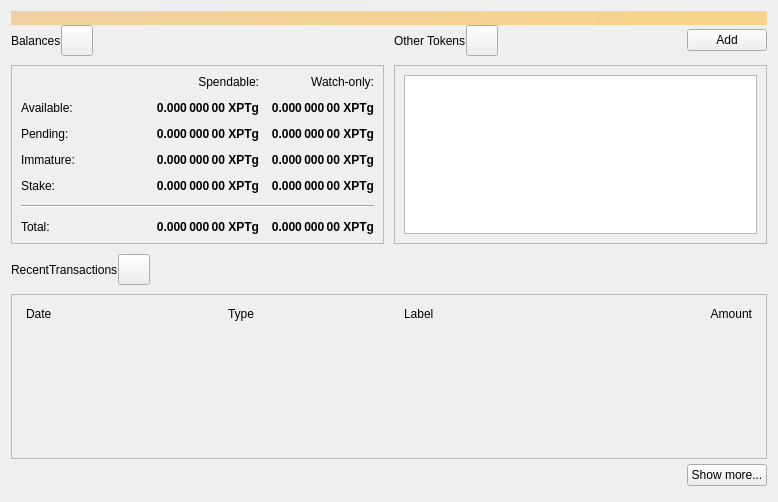
Old version of the form src/qt/forms/overviewpage.ui in the repository AlexTrajkovski/phantom.
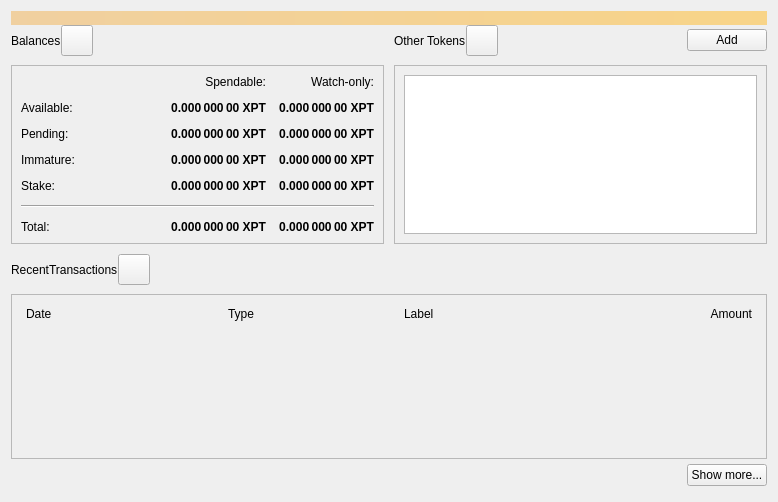
New version of the form. Icons and pictures are not drawn.

```diff
--- a/src/qt/forms/overviewpage.ui
+++ b/src/qt/forms/overviewpage.ui
@@ -145,7 +145,7 @@
              <string>Unconfirmed transactions to watch-only addresses</string>
             </property>
             <property name="text">
-             <string notr="true">0.000 000 00 XPTg</string>
+             <string notr="true">0.000 000 00 XPT</string>
             </property>
             <property name="alignment">
              <set>Qt::AlignRight|Qt::AlignTrailing|Qt::AlignVCenter</set>
@@ -170,7 +170,7 @@
              <string>Total of transactions that have yet to be confirmed, and do not yet count toward the spendable balance</string>
             </property>
             <property name="text">
-             <string notr="true">0.000 000 00 XPTg</string>
+             <string notr="true">0.000 000 00 XPT</string>
             </property>
             <property name="alignment">
              <set>Qt::AlignRight|Qt::AlignTrailing|Qt::AlignVCenter</set>
@@ -195,7 +195,7 @@
              <string>Mined balance that has not yet matured</string>
             </property>
             <property name="text">
-             <string notr="true">0.000 000 00 XPTg</string>
+             <string notr="true">0.000 000 00 XPT</string>
             </property>
             <property name="alignment">
              <set>Qt::AlignRight|Qt::AlignTrailing|Qt::AlignVCenter</set>
@@ -244,7 +244,7 @@
              <string>Your current spendable balance</string>
             </property>
             <property name="text">
-             <string notr="true">0.000 000 00 XPTg</string>
+             <string notr="true">0.000 000 00 XPT</string>
             </property>
             <property name="alignment">
              <set>Qt::AlignRight|Qt::AlignTrailing|Qt::AlignVCenter</set>
@@ -269,7 +269,7 @@
              <string>Your current balance in watch-only addresses</string>
             </property>
             <property name="text">
-             <string notr="true">0.000 000 00 XPTg</string>
+             <string notr="true">0.000 000 00 XPT</string>
             </property>
             <property name="alignment">
              <set>Qt::AlignRight|Qt::AlignTrailing|Qt::AlignVCenter</set>
@@ -312,7 +312,7 @@
              </font>
             </property>
             <property name="text">
-             <string>0.000 000 00 XPTg</string>
+             <string>0.000 000 00 XPT</string>
             </property>
             <property name="alignment">
              <set>Qt::AlignRight|Qt::AlignTrailing|Qt::AlignVCenter</set>
@@ -331,7 +331,7 @@
              </font>
             </property>
             <property name="text">
-             <string>0.000 000 00 XPTg</string>
+             <string>0.000 000 00 XPT</string>
             </property>
             <property name="alignment">
              <set>Qt::AlignRight|Qt::AlignTrailing|Qt::AlignVCenter</set>
@@ -356,7 +356,7 @@
              <string>Mined balance in watch-only addresses that has not yet matured</string>
             </property>
             <property name="text">
-             <string notr="true">0.000 000 00 XPTg</string>
+             <string notr="true">0.000 000 00 XPT</string>
             </property>
             <property name="alignment">
              <set>Qt::AlignRight|Qt::AlignTrailing|Qt::AlignVCenter</set>
@@ -381,7 +381,7 @@
              <string>Current total balance in watch-only addresses</string>
             </property>
             <property name="text">
-             <string notr="true">0.000 000 00 XPTg</string>
+             <string notr="true">0.000 000 00 XPT</string>
             </property>
             <property name="alignment">
              <set>Qt::AlignRight|Qt::AlignTrailing|Qt::AlignVCenter</set>
@@ -419,7 +419,7 @@
              <string>Your current total balance</string>
             </property>
             <property name="text">
-             <string notr="true">0.000 000 00 XPTg</string>
+             <string notr="true">0.000 000 00 XPT</string>
             </property>
             <property name="alignment">
              <set>Qt::AlignRight|Qt::AlignTrailing|Qt::AlignVCenter</set>
```
